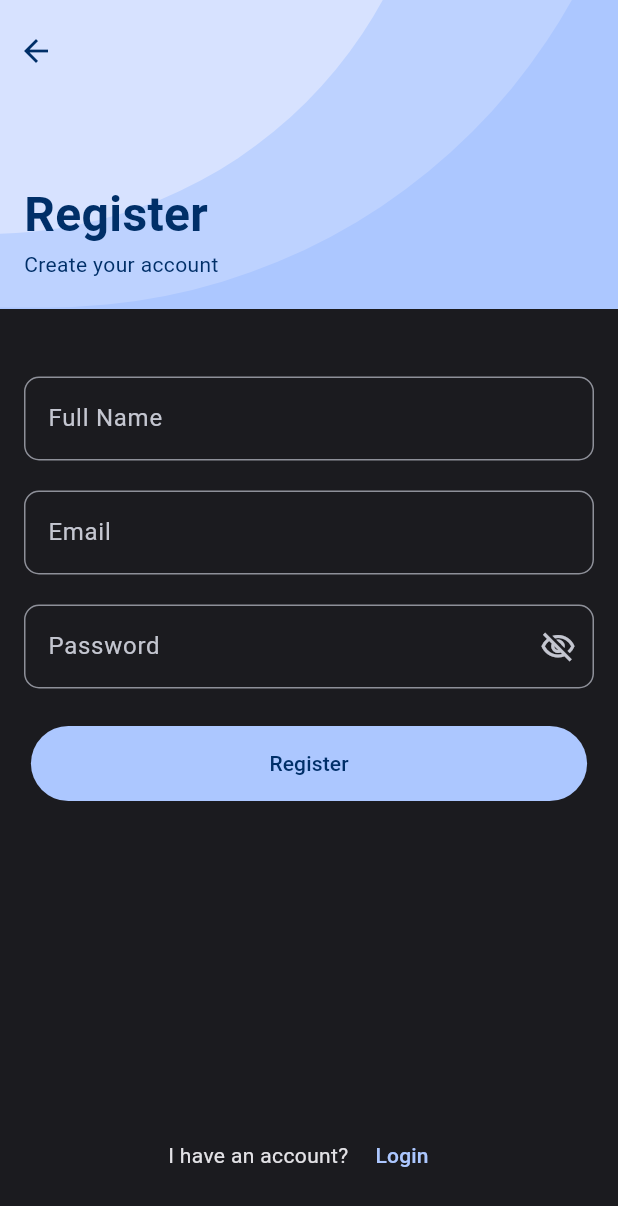
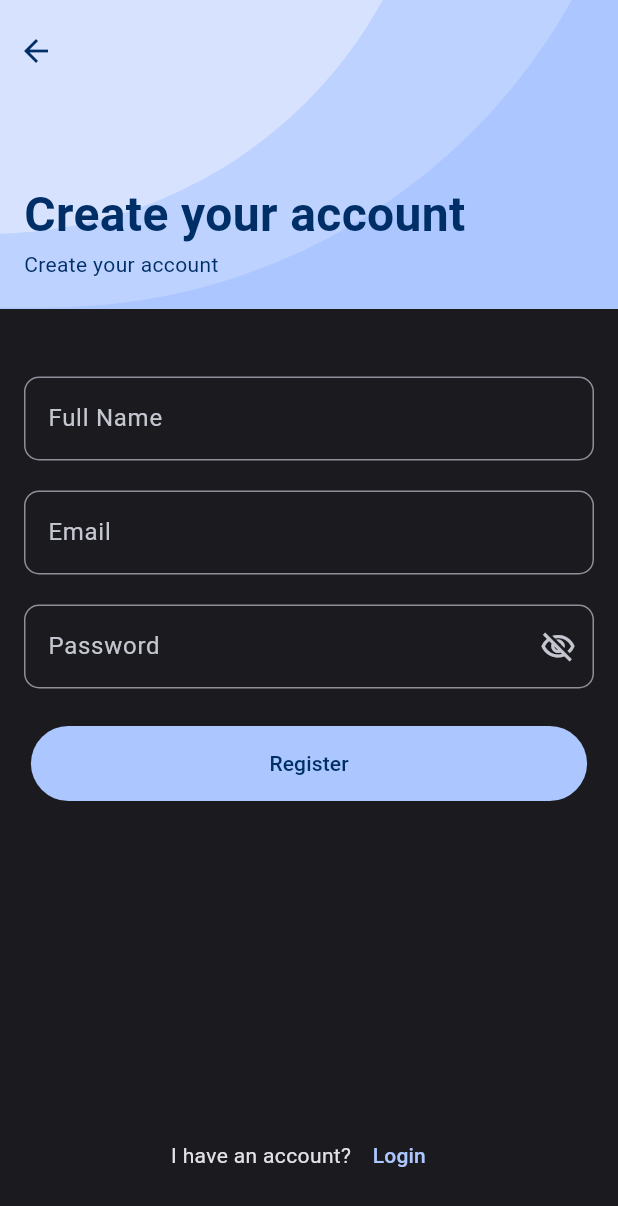
Before and after one commit to nahitmamati/neefs, a Flutter app: the screen it shows after launch, after a tap on "Login", after a tap on "Register", on a phone screen of 412 x 824 dp. Shown: the top 1206 px of the screen. Run offline on Flutter 3.47's test engine with Material 2 defaults, Android fonts, the phone set to English and light mode, and no system bars; our stand-ins replace bloc, carousel_slider, connectivity_plus, dio, either_dart, equatable and 8 more; accounts and stored records are empty; network calls fail.

Commit message:
multi langugugu eklencek

```diff
--- /dev/null
+++ b/lib/core/util/localization.dart
@@ -0,0 +1,46 @@
+import 'dart:convert';
+import 'package:flutter/services.dart';
+import 'package:flutter/material.dart';
+
+class AppLocalizations {
+  late Locale locale;
+  late Map<String, String> _valueText;
+  AppLocalizations(this.locale);
+
+  static AppLocalizations of(BuildContext context) {
+    return Localizations.of(context, AppLocalizations);
+  }
+
+  static const LocalizationsDelegate<AppLocalizations> delegate =
+  AppLocalizationsDelegate();
+
+  Future loadTranslateFile() async {
+    String _langFile =
+    await rootBundle.loadString('assets/lang/${locale.languageCode}.json');
+
+    Map<String, dynamic> _json = jsonDecode(_langFile);
+    _valueText = _json.map((key, value) => MapEntry(key, value.toString()));
+  }
+
+  String getTranslate(String key) {
+    return _valueText[key]!;
+  }
+}
+
+class AppLocalizationsDelegate extends LocalizationsDelegate<AppLocalizations> {
+  const AppLocalizationsDelegate();
+  @override
+  bool isSupported(Locale locale) {
+    return ['en', 'tr'].contains(locale.languageCode);
+  }
+
+  @override
+  Future<AppLocalizations> load(Locale locale) async {
+    AppLocalizations appLocalizations = AppLocalizations(locale);
+    await appLocalizations.loadTranslateFile();
+    return appLocalizations;
+  }
+
+  @override
+  bool shouldReload(covariant AppLocalizationsDelegate old) => false;
+}
--- a/lib/features/news/data/datasources/news_remote_datasources.dart
+++ b/lib/features/news/data/datasources/news_remote_datasources.dart
@@ -31,12 +31,9 @@ class NewsRemoteDataSourceImpl implements NewsRemoteDataSource {
   @override
   Future<List<NewsModel>> loadNews(int page) async {
     List<NewsModel> news = [];
-    print("DİODAN ÖNCE");
     var dio = Dio();
-    print("DİODAN SONRA");
     var response =
         await dio.get("https://www.nginx.com/wp-json/wp/v2/posts?page=$page");
-    print("RESPONSEDAN SONRA");
     if (response.statusCode == 200) {
       List<dynamic> temp = response.data;
       for (var item in temp) {
--- a/lib/features/news/presentation/cubit/slider_cubit.dart
+++ b/lib/features/news/presentation/cubit/slider_cubit.dart
@@ -3,9 +3,7 @@ import 'package:bloc/bloc.dart';
 
 class SliderIndexCubit extends Cubit<int> {
   SliderIndexCubit() : super(0);
-  int sliderIndex = 0;
-  void changeIndex(int index){
-    sliderIndex = index;
-    emit(index);
-  }
+
+  set index(int i) => emit(i);
+  int get index => state;
 }
--- a/lib/features/tickets/presentation/cubit/tickets_cubit.dart
+++ b/lib/features/tickets/presentation/cubit/tickets_cubit.dart
@@ -23,7 +23,6 @@ class TicketsCubit extends Cubit<TicketsState> {
 
       if (result.isRight) {
         tickets = result.right;
-        print("tickets length: ${tickets.length}");
         emit(TicketsLoaded());
       } else {
         emit(TicketsFailed());
--- a/lib/features/tickets/presentation/pages/tickets_screen.dart
+++ b/lib/features/tickets/presentation/pages/tickets_screen.dart
@@ -1,6 +1,7 @@
 import 'package:flutter/material.dart';
 import 'package:flutter_bloc/flutter_bloc.dart';
 import 'package:flutter_easyloading/flutter_easyloading.dart';
+import 'package:neefs/core/util/localization.dart';
 import 'package:neefs/features/tickets/data/models/ticket_model.dart';
 import 'package:neefs/features/tickets/presentation/cubit/tickets_cubit.dart';
 import 'package:neefs/features/tickets/presentation/widgets/add_ticket_widget.dart';
@@ -67,7 +68,7 @@ class TicketsScreen extends StatelessWidget {
                   mainAxisAlignment: MainAxisAlignment.spaceBetween,
                   children: [
                     Text(
-                      "All Tickets",
+                      AppLocalizations.of(context).getTranslate("all_tickets"),
                       style: TextStyle(
                         color: Theme.of(context).colorScheme.onPrimary,
                         fontSize: 26,
--- a/lib/features/tickets/presentation/widgets/ticket_widget.dart
+++ b/lib/features/tickets/presentation/widgets/ticket_widget.dart
@@ -45,7 +45,7 @@ class TicketWidget extends StatelessWidget {
         child: Container(
           decoration: BoxDecoration(
             borderRadius: BorderRadius.circular(10),
-            color: Theme.of(context).colorScheme.onPrimary,
+            color: Theme.of(context).colorScheme.primaryContainer,
           ),
           child: Padding(
             padding: const EdgeInsets.symmetric(horizontal: 10, vertical: 10),
--- a/lib/features/user/data/datasources/user_remote_datasource.dart
+++ b/lib/features/user/data/datasources/user_remote_datasource.dart
@@ -40,10 +40,8 @@ class UserRemoteDataSourceImpl implements UserRemoteDataSource {
     try {
       final response = await dio.post(endpoint, data: formData);
       if (response.statusCode == 200 && response.data['success'] == true) {
-        print("response if : $response");
         return UserModel.fromJson(response.data);
       } else {
-        print("response else : $response");
         throw ServerException(
             message: response.statusCode != 200
                 ? "Server Error : ${response.statusCode.toString()}"
--- a/lib/features/user/data/repositories/user_repository_impl.dart
+++ b/lib/features/user/data/repositories/user_repository_impl.dart
@@ -43,10 +43,8 @@ class UserRepositoryImpl implements UserRepository {
       final userModel = await userRemoteDataSource.register(
           fullName, email, password, repeatPassword);
       await userLocalDataSource.putUser(userModel);
-      print("trydayım ");
       return Right(userModel);
     } on ServerException catch (e) {
-      print("exceptiondayım");
       return Left(ServerFailure(message: e.message));
     }
   }
--- a/lib/features/user/presentation/pages/login_page.dart
+++ b/lib/features/user/presentation/pages/login_page.dart
@@ -2,6 +2,7 @@ import 'package:flutter/material.dart';
 import 'package:flutter_bloc/flutter_bloc.dart';
 import 'package:flutter_easyloading/flutter_easyloading.dart';
 import 'package:go_router/go_router.dart';
+import 'package:neefs/core/util/localization.dart';
 import 'package:neefs/features/news/presentation/cubit/news_cubit.dart';
 import 'package:neefs/features/user/presentation/cubit/obs_cubit.dart';
 import 'package:neefs/features/user/presentation/cubit/user_cubit.dart';
@@ -19,7 +20,7 @@ class LoginPage extends StatelessWidget {
           ScaffoldMessenger.of(context).showSnackBar(SnackBar(
               backgroundColor: Theme.of(context).colorScheme.primaryContainer,
               content: Text(
-                "Login successfull!",
+                "${AppLocalizations.of(context).getTranslate("login_success")}!",
                 style: TextStyle(color: Theme.of(context).colorScheme.primary),
               )));
           GoRouter.of(context).go("/home");
@@ -92,16 +93,10 @@ class LoginPage extends StatelessWidget {
                           mainAxisAlignment: MainAxisAlignment.end,
                           children: [
                             Text(
-                              "Sign in to your\nAccount",
+                              AppLocalizations.of(context).getTranslate("sign_into"),
                               style: TextStyle(
                                   fontSize: 32,
                                   fontWeight: FontWeight.bold,
-                                  color:
-                                      Theme.of(context).colorScheme.onPrimary),
-                            ),
-                            Text(
-                              "Sign in to your Account",
-                              style: TextStyle(
                                   color:
                                       Theme.of(context).colorScheme.onPrimary),
                             ),
@@ -135,7 +130,7 @@ class LoginPage extends StatelessWidget {
                               return null;
                             },
                             decoration: InputDecoration(
-                              labelText: "Email",
+                              labelText: AppLocalizations.of(context).getTranslate("email"),
                               border: OutlineInputBorder(
                                 borderRadius: BorderRadius.circular(10),
                               ),
@@ -160,7 +155,7 @@ class LoginPage extends StatelessWidget {
                                   return null;
                                 },
                                 decoration: InputDecoration(
-                                  labelText: "Password",
+                                  labelText: AppLocalizations.of(context).getTranslate("password"),
                                   border: OutlineInputBorder(
                                     borderRadius: BorderRadius.circular(10),
                                   ),
@@ -186,8 +181,7 @@ class LoginPage extends StatelessWidget {
                           child: TextButton(
                             onPressed: () {},
                             child: Text(
-                              "Forgot Password?",
-                              style: TextStyle(),
+                              "${AppLocalizations.of(context).getTranslate("forgot_pw")}?",
                             ),
                           ),
                         ),
@@ -214,7 +208,7 @@ class LoginPage extends StatelessWidget {
                               await context.read<NewsCubit>().loadNews();
                             },
                             child: Text(
-                              "Login",
+                              AppLocalizations.of(context).getTranslate("login"),
                             ),
                           ),
                         ),
@@ -222,13 +216,13 @@ class LoginPage extends StatelessWidget {
                         Row(
                           mainAxisAlignment: MainAxisAlignment.center,
                           children: [
-                            const Text("Don't have an account?"),
+                            Text("${AppLocalizations.of(context).getTranslate("dont_account")}?"),
                             TextButton(
                               onPressed: () {
                                 GoRouter.of(context).push('/register');
                               },
                               child: Text(
-                                "Register",
+                                AppLocalizations.of(context).getTranslate("register"),
                               ),
                             ),
                           ],
--- a/lib/features/user/presentation/pages/register_page.dart
+++ b/lib/features/user/presentation/pages/register_page.dart
@@ -5,6 +5,8 @@ import 'package:go_router/go_router.dart';
 import 'package:neefs/features/user/presentation/cubit/obs_cubit.dart';
 import 'package:neefs/features/user/presentation/cubit/user_cubit.dart';
 import 'package:neefs/injection_container.dart';
+
+import '../../../../core/util/localization.dart';
 
 class RegisterPage extends StatelessWidget {
   const RegisterPage({Key? key}) : super(key: key);
@@ -104,7 +106,7 @@ class RegisterPage extends StatelessWidget {
                             Padding(
                               padding: const EdgeInsets.only(left: 16.0),
                               child: Text(
-                                "Register",
+                                AppLocalizations.of(context).getTranslate("create_your_account"),
                                 style: TextStyle(
                                     fontSize: 32,
                                     fontWeight: FontWeight.bold,
@@ -116,7 +118,7 @@ class RegisterPage extends StatelessWidget {
                             Padding(
                               padding: const EdgeInsets.only(left: 16.0),
                               child: Text(
-                                "Create your account",
+                                AppLocalizations.of(context).getTranslate("create_your_account"),
                                 style: TextStyle(
                                     color: Theme.of(context)
                                         .colorScheme
@@ -149,7 +151,7 @@ class RegisterPage extends StatelessWidget {
                               return null;
                             },
                             decoration: InputDecoration(
-                              labelText: "Full Name",
+                              labelText: AppLocalizations.of(context).getTranslate("full_name"),
                               border: OutlineInputBorder(
                                 borderRadius: BorderRadius.circular(10),
                               ),
@@ -173,7 +175,7 @@ class RegisterPage extends StatelessWidget {
                               return null;
                             },
                             decoration: InputDecoration(
-                              labelText: "Email",
+                              labelText: AppLocalizations.of(context).getTranslate("email"),
                               border: OutlineInputBorder(
                                 borderRadius: BorderRadius.circular(10),
                               ),
@@ -198,7 +200,7 @@ class RegisterPage extends StatelessWidget {
                                   return null;
                                 },
                                 decoration: InputDecoration(
-                                  labelText: "Password",
+                                  labelText: AppLocalizations.of(context).getTranslate("password"),
                                   border: OutlineInputBorder(
                                     borderRadius: BorderRadius.circular(10),
                                   ),
@@ -246,7 +248,7 @@ class RegisterPage extends StatelessWidget {
                                   );
                             },
                             child: Text(
-                              "Register",
+                              AppLocalizations.of(context).getTranslate("register"),
                             ),
                           ),
                         ),
@@ -254,13 +256,13 @@ class RegisterPage extends StatelessWidget {
                         Row(
                           mainAxisAlignment: MainAxisAlignment.center,
                           children: [
-                            const Text("I have an account? "),
+                            Text("${AppLocalizations.of(context).getTranslate("i_have_account")}?"),
                             TextButton(
                               onPressed: () {
                                 GoRouter.of(context).pop();
                               },
                               child: Text(
-                                "Login",
+                                AppLocalizations.of(context).getTranslate("login"),
                               ),
                             ),
                           ],
--- a/lib/main.dart
+++ b/lib/main.dart
@@ -1,6 +1,7 @@
 import 'package:flutter/material.dart';
 import 'package:flutter/services.dart';
 import 'package:flutter_easyloading/flutter_easyloading.dart';
+import 'package:flutter_localizations/flutter_localizations.dart';
 import 'package:get_it/get_it.dart';
 import 'package:go_router/go_router.dart';
 import 'package:hive_flutter/adapters.dart';
@@ -11,6 +12,7 @@ import 'package:neefs/features/user/presentation/cubit/obs_cubit.dart';
 import 'package:neefs/features/user/presentation/cubit/user_cubit.dart';
 import 'package:flutter_bloc/flutter_bloc.dart';
 import 'package:provider/provider.dart';
+import 'core/util/localization.dart';
 import 'features/profile/presentation/pages/profile_page.dart';
 import 'injection_container.dart' as locater;
 import 'injection_container.dart';
@@ -49,6 +51,16 @@ class MainApp extends StatelessWidget {
         create: (context) => ThemeProvider(),
         builder: (context, child) {
           return MaterialApp.router(
+            localizationsDelegates: const [
+              AppLocalizations.delegate,
+              GlobalMaterialLocalizations.delegate,
+              GlobalWidgetsLocalizations.delegate,
+            ],
+            supportedLocales: const [
+              Locale('en', ''),
+              Locale('tr', ''),
+            ],
+            locale: const Locale("en"),
             debugShowCheckedModeBanner: false,
             theme: getIt<ThemeData>(instanceName: 'lightTheme'),
             darkTheme: getIt<ThemeData>(instanceName: 'darkTheme'),
--- a/pubspec.yaml
+++ b/pubspec.yaml
@@ -9,6 +9,7 @@ environment:
 dependencies:
   flutter:
     sdk: flutter
+
 
   #4 state management
   bloc: ^8.1.1
@@ -40,6 +41,10 @@ dependencies:
   html: ^0.15.3
   provider: ^6.0.5
   flutter_slidable: ^3.0.0
+  flutter_localization: ^0.1.11
+  shared_preferences: ^2.1.1
+
+
 
 dev_dependencies:
   flutter_test:
@@ -53,3 +58,4 @@ flutter:
 
   assets:
     - assets/reis.jpg
+    - assets/lang/
```
Also changed, not shown: assets/lang/en.json (renamed from lib/core/util/language/en.json, +8 -5 lines), assets/lang/tr.json (renamed from lib/core/util/language/tr.json, +5 -2 lines), lib/features/news/presentation/pages/home_page.dart (+16 -26 lines), lib/features/profile/presentation/pages/profile_page.dart (+26 -1 lines), lib/features/tickets/presentation/pages/ticket_screen.dart (+39 -55 lines), 2 other files.
